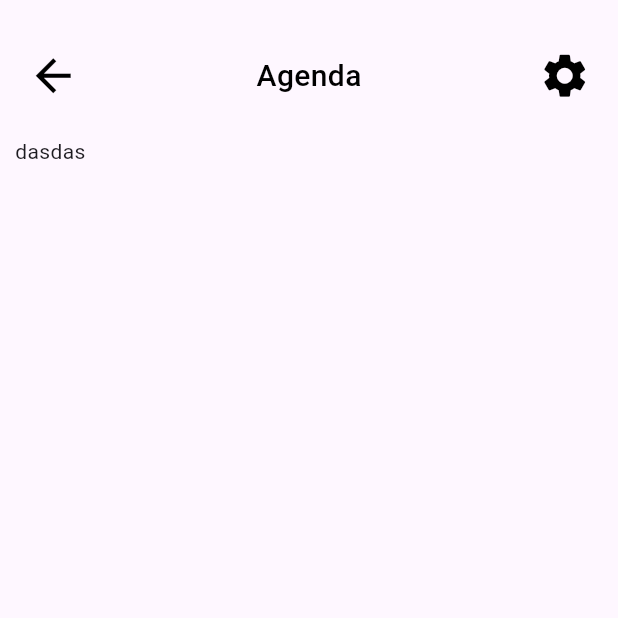
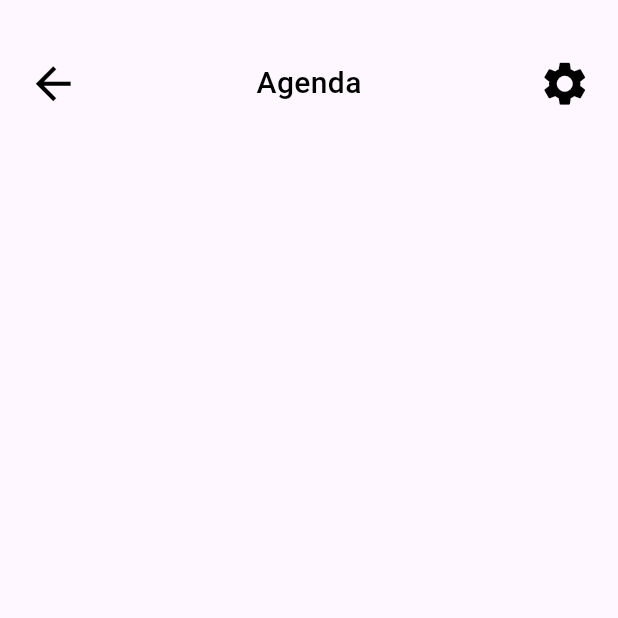
Before and after one commit to ChetSovisoth/tosjoin-flutter, a Flutter app: the AgendaView screen opened directly, on a phone screen of 412 x 824 dp, the top half of it. Run offline on Flutter 3.47's test engine with Material 3 defaults, Android fonts, the phone set to English and light mode, and no system bars; our stand-ins replace get.

```diff
--- a/lib/pages/agenda/agenda_view.dart
+++ b/lib/pages/agenda/agenda_view.dart
@@ -13,7 +13,7 @@ class AgendaView extends StatelessWidget {
         padding: const EdgeInsets.symmetric(horizontal: 10),
         child: Column(
           children: [
-            const SizedBox(height: 25),
+            const SizedBox(height: 30),
             Row(
               mainAxisAlignment: MainAxisAlignment.spaceBetween,
               children: [
@@ -41,7 +41,11 @@ class AgendaView extends StatelessWidget {
             Expanded(
               child: ListView(
                 children: const [
-                  Text("dasdas"),
+                  Column(
+                    children: [
+
+                    ],
+                  )
                 ],
               ),
             ),
```
Also changed, not shown: lib/pages/event_detail/event_detail_controller.dart (added, +21 -0 lines), lib/pages/event_detail/event_detail_view.dart (+11 -24 lines).
